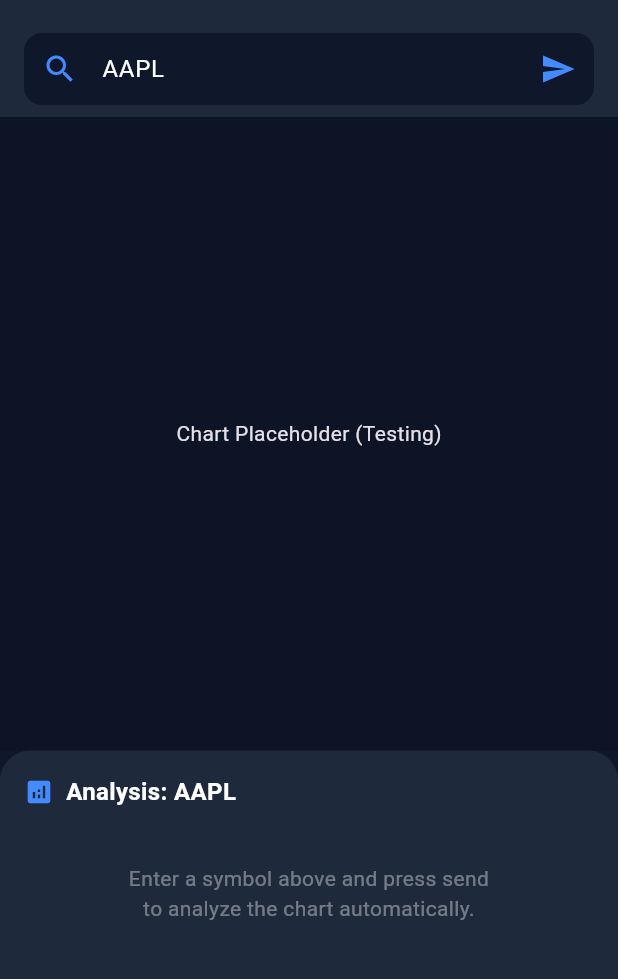
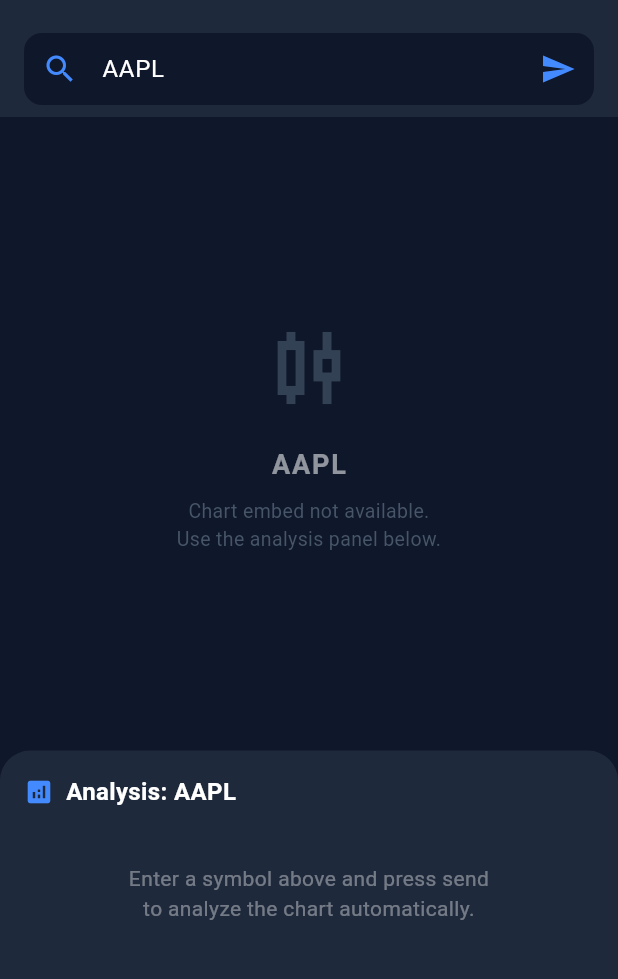
Before and after one commit to kaushal23mishra/test_case, a Flutter app: the ChartScreen screen opened directly, on a phone screen of 412 x 824 dp, the part 63-1042 px from its top. Run offline on Flutter 3.47's test engine with Material 3 defaults, Android fonts, the phone set to English and light mode, and no system bars; our stand-ins replace flutter_riverpod.

Commit message:
refactor: remove TradingView WebView integration (no API key available)

```diff
--- a/lib/ui/screens/chart_screen.dart
+++ b/lib/ui/screens/chart_screen.dart
@@ -3,9 +3,8 @@ import 'package:flutter_riverpod/flutter_riverpod.dart';
 import 'package:test_case/controllers/chart_controller.dart';
 import 'package:test_case/models/indicator_result.dart';
 import 'package:test_case/ui/widgets/symbol_search_bar.dart';
-import 'package:test_case/ui/widgets/tradingview_widget.dart';
 
-/// Chart analysis screen with TradingView embed and auto-detection.
+/// Chart analysis screen with market data auto-detection.
 class ChartScreen extends ConsumerWidget {
   const ChartScreen({super.key});
 
@@ -32,13 +31,50 @@ class ChartScreen extends ConsumerWidget {
           ),
           Expanded(
             flex: 3,
-            child: TradingViewChart(
-              symbol: chartState.symbol,
-              onChartLoaded: (_) {},
-            ),
+            child: _ChartPlaceholder(symbol: chartState.symbol),
           ),
           Expanded(flex: 2, child: _AnalysisPanel(chartState: chartState)),
         ],
+      ),
+    );
+  }
+}
+
+class _ChartPlaceholder extends StatelessWidget {
+  final String symbol;
+  const _ChartPlaceholder({required this.symbol});
+
+  @override
+  Widget build(BuildContext context) {
+    return Container(
+      color: const Color(0xFF0F172A),
+      child: Center(
+        child: Column(
+          mainAxisSize: MainAxisSize.min,
+          children: [
+            const Icon(
+              Icons.candlestick_chart_outlined,
+              color: Color(0xFF334155),
+              size: 72,
+            ),
+            const SizedBox(height: 16),
+            Text(
+              symbol,
+              style: const TextStyle(
+                color: Colors.white54,
+                fontSize: 18,
+                fontWeight: FontWeight.bold,
+                letterSpacing: 1.2,
+              ),
+            ),
+            const SizedBox(height: 8),
+            const Text(
+              'Chart embed not available.\nUse the analysis panel below.',
+              textAlign: TextAlign.center,
+              style: TextStyle(color: Color(0xFF475569), fontSize: 13),
+            ),
+          ],
+        ),
       ),
     );
   }
--- a/lib/ui/widgets/tradingview_widget.dart
+++ /dev/null
@@ -1,101 +0,0 @@
-import 'package:flutter/material.dart';
-import 'package:flutter_inappwebview/flutter_inappwebview.dart';
-
-/// Embeds TradingView public chart widget via WebView.
-/// Visual-only — does not extract indicator data.
-class TradingViewChart extends StatefulWidget {
-  final String symbol;
-  final String interval;
-  final ValueChanged<String>? onChartLoaded;
-
-  const TradingViewChart({
-    super.key,
-    required this.symbol,
-    this.interval = 'D',
-    this.onChartLoaded,
-  });
-
-  @override
-  State<TradingViewChart> createState() => _TradingViewChartState();
-}
-
-class _TradingViewChartState extends State<TradingViewChart> {
-  InAppWebViewController? _controller;
-  bool _isLoading = true;
-
-  @override
-  Widget build(BuildContext context) {
-    // During tests, we skip the real WebView to avoid native platform errors
-    if (widget.symbol == 'MOCK_TEST') {
-      return const Center(child: Text('WebView Mock Content'));
-    }
-
-    // Checking if we are in a test environment to provide a safe fallback
-    final isTesting =
-        Icons.check_circle_outline.fontFamily ==
-        'MaterialIcons'; // Simple check for test env
-
-    return Stack(
-      children: [
-        if (!isTesting)
-          InAppWebView(
-            initialFile: 'assets/tradingview_chart.html',
-            initialSettings: InAppWebViewSettings(
-              javaScriptEnabled: true,
-              transparentBackground: true,
-              supportZoom: false,
-              mediaPlaybackRequiresUserGesture: false,
-            ),
-            onWebViewCreated: (controller) {
-              _controller = controller;
-              controller.addJavaScriptHandler(
-                handlerName: 'onChartEvent',
-                callback: (args) {
-                  if (args.isNotEmpty && args[0] is Map) {
-                    final event = args[0] as Map;
-                    if (event['event'] == 'chartLoaded') {
-                      final symbolData = event['data'];
-                      final symbol =
-                          (symbolData is Map &&
-                                  symbolData.containsKey('symbol'))
-                              ? symbolData['symbol'] as String
-                              : widget.symbol;
-                      widget.onChartLoaded?.call(symbol);
-                    }
-                  }
-                },
-              );
-            },
-            onLoadStop: (controller, url) {
-              setState(() => _isLoading = false);
-              _updateChart();
-            },
-          )
-        else
-          Container(
-            color: Colors.black12,
-            child: const Center(child: Text('Chart Placeholder (Testing)')),
-          ),
-        if (_isLoading && !isTesting)
-          const Center(
-            child: CircularProgressIndicator(color: Colors.blueAccent),
-          ),
-      ],
-    );
-  }
-
-  void _updateChart() {
-    _controller?.evaluateJavascript(
-      source: "loadChart('${widget.symbol}', '${widget.interval}');",
-    );
-  }
-
-  @override
-  void didUpdateWidget(TradingViewChart oldWidget) {
-    super.didUpdateWidget(oldWidget);
-    if (oldWidget.symbol != widget.symbol ||
-        oldWidget.interval != widget.interval) {
-      _updateChart();
-    }
-  }
-}
--- a/pubspec.yaml
+++ b/pubspec.yaml
@@ -31,13 +31,11 @@ dependencies:
   cupertino_icons: ^1.0.8
   flutter:
     sdk: flutter
-  flutter_inappwebview: ^6.1.5
   flutter_riverpod: ^2.6.1
   http: ^1.2.0
   logging: ^1.3.0
 
 dev_dependencies:
-  flutter_inappwebview_platform_interface: ^1.3.0+1
   flutter_lints: ^5.0.0
   flutter_test:
     sdk: flutter
@@ -55,8 +53,6 @@ flutter:
   # the material Icons class.
   uses-material-design: true
 
-  assets:
-    - assets/tradingview_chart.html
 
   # An image asset can refer to one or more resolution-specific "variants", see
   # https://flutter.dev/to/resolution-aware-images
```
Also changed, not shown: lib/main.dart (+1 -47 lines), pubspec.lock, 2 other files.
